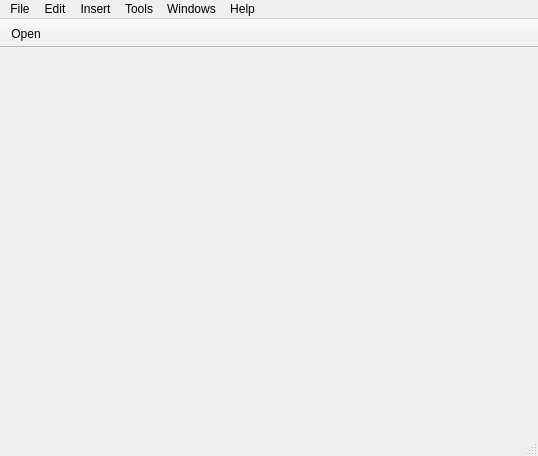
This is icurve/resource/icurve.ui in Sunfe/icurve as Qt 5 draws it before an edit. The edited form follows.
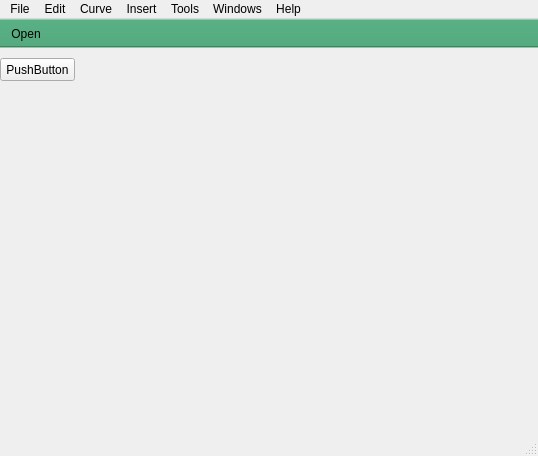
This is the edited form. Icons and pictures are not drawn.

Diff of the .ui file:
```diff
--- a/icurve/resource/icurve.ui
+++ b/icurve/resource/icurve.ui
@@ -13,7 +13,21 @@
   <property name="windowTitle">
    <string>icurve</string>
   </property>
-  <widget class="QWidget" name="centralWidget"/>
+  <widget class="QWidget" name="centralWidget">
+   <widget class="QPushButton" name="pushButton">
+    <property name="geometry">
+     <rect>
+      <x>0</x>
+      <y>10</y>
+      <width>75</width>
+      <height>23</height>
+     </rect>
+    </property>
+    <property name="text">
+     <string>PushButton</string>
+    </property>
+   </widget>
+  </widget>
   <widget class="QMenuBar" name="menuBar">
    <property name="geometry">
     <rect>
@@ -77,14 +91,128 @@
      <string>Help</string>
     </property>
    </widget>
+   <widget class="QMenu" name="menuCurve">
+    <property name="title">
+     <string>Curve</string>
+    </property>
+    <widget class="QMenu" name="menuMarker">
+     <property name="title">
+      <string>Marker</string>
+     </property>
+     <addaction name="actionType"/>
+     <addaction name="actionSize"/>
+    </widget>
+    <addaction name="actionColor"/>
+    <addaction name="actionStyle"/>
+    <addaction name="actionStyle_2"/>
+    <addaction name="menuMarker"/>
+   </widget>
    <addaction name="menuFile"/>
    <addaction name="menuEdit"/>
+   <addaction name="menuCurve"/>
    <addaction name="menuHelp"/>
    <addaction name="menuTools"/>
    <addaction name="menuWindows"/>
    <addaction name="menuHelp_2"/>
   </widget>
   <widget class="QToolBar" name="mainToolBar">
+   <property name="enabled">
+    <bool>true</bool>
+   </property>
+   <property name="palette">
+    <palette>
+     <active>
+      <colorrole role="WindowText">
+       <brush brushstyle="SolidPattern">
+        <color alpha="255">
+         <red>0</red>
+         <green>0</green>
+         <blue>0</blue>
+        </color>
+       </brush>
+      </colorrole>
+      <colorrole role="Base">
+       <brush brushstyle="SolidPattern">
+        <color alpha="255">
+         <red>255</red>
+         <green>255</green>
+         <blue>255</blue>
+        </color>
+       </brush>
+      </colorrole>
+      <colorrole role="Window">
+       <brush brushstyle="SolidPattern">
+        <color alpha="255">
+         <red>85</red>
+         <green>170</green>
+         <blue>127</blue>
+        </color>
+       </brush>
+      </colorrole>
+     </active>
+     <inactive>
+      <colorrole role="WindowText">
+       <brush brushstyle="SolidPattern">
+        <color alpha="255">
+         <red>0</red>
+         <green>0</green>
+         <blue>0</blue>
+        </color>
+       </brush>
+      </colorrole>
+      <colorrole role="Base">
+       <brush brushstyle="SolidPattern">
+        <color alpha="255">
+         <red>255</red>
+         <green>255</green>
+         <blue>255</blue>
+        </color>
+       </brush>
+      </colorrole>
+      <colorrole role="Window">
+       <brush brushstyle="SolidPattern">
+        <color alpha="255">
+         <red>85</red>
+         <green>170</green>
+         <blue>127</blue>
+        </color>
+       </brush>
+      </colorrole>
+     </inactive>
+     <disabled>
+      <colorrole role="WindowText">
+       <brush brushstyle="SolidPattern">
+        <color alpha="255">
+         <red>106</red>
+         <green>104</green>
+         <blue>100</blue>
+        </color>
+       </brush>
+      </colorrole>
+      <colorrole role="Base">
+       <brush brushstyle="SolidPattern">
+        <color alpha="255">
+         <red>85</red>
+         <green>170</green>
+         <blue>127</blue>
+        </color>
+       </brush>
+      </colorrole>
+      <colorrole role="Window">
+       <brush brushstyle="SolidPattern">
+        <color alpha="255">
+         <red>85</red>
+         <green>170</green>
+         <blue>127</blue>
+        </color>
+       </brush>
+      </colorrole>
+     </disabled>
+    </palette>
+   </property>
+   <property name="cursor">
+    <cursorShape>ArrowCursor</cursorShape>
+   </property>
    <property name="movable">
     <bool>false</bool>
    </property>
@@ -107,7 +235,7 @@
     <enum>TopToolBarArea</enum>
    </attribute>
    <attribute name="toolBarBreak">
-    <bool>true</bool>
+    <bool>false</bool>
    </attribute>
    <addaction name="actionOpen"/>
   </widget>
```
Left out of the diff: 25 changed lines with no effect on the pictures.
